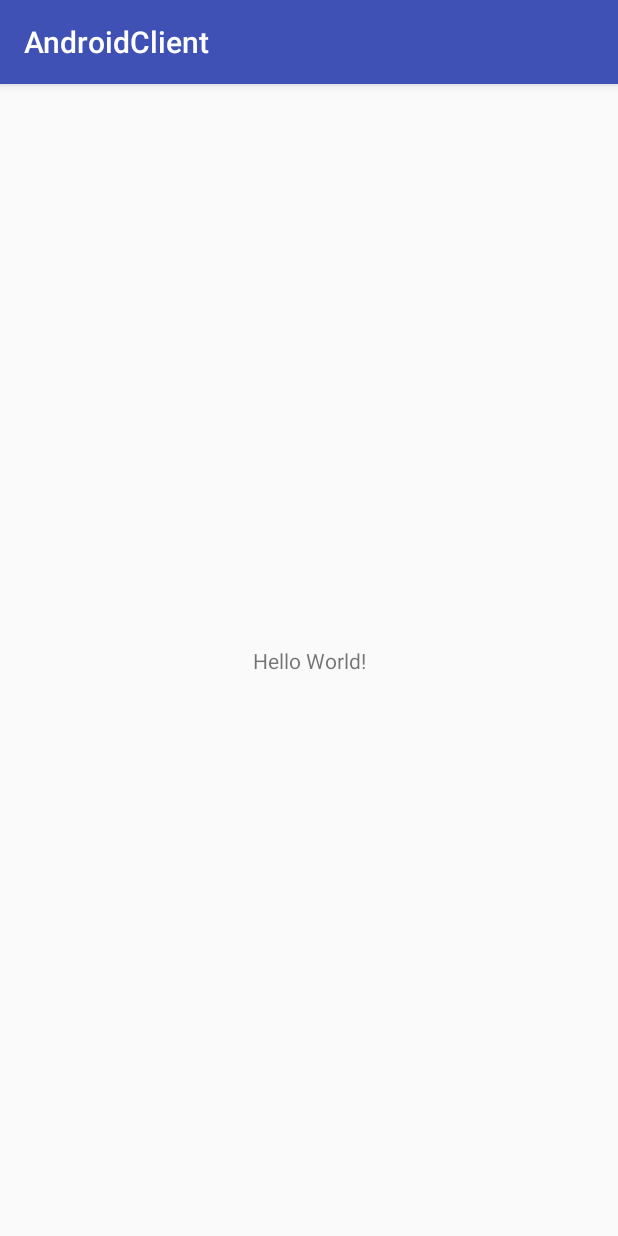
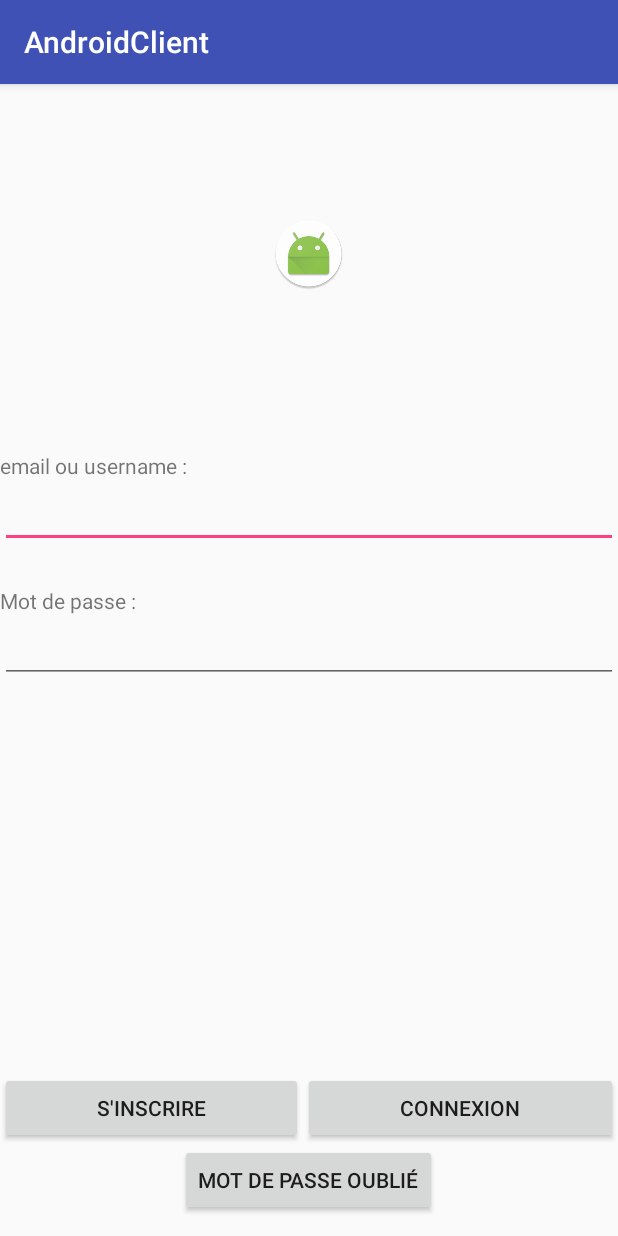
Before and after one commit to carolineschwartz/Projet_Fin_Formation_SA, an Android app: the screen it shows after launch (MainActivity), on a phone screen of 412 x 824 dp. Run offline under Robolectric (Android 15) with nearby library versions, the phone set to English and light mode, and no system bars.

```diff
--- a/app/src/main/AndroidManifest.xml
+++ b/app/src/main/AndroidManifest.xml
@@ -16,6 +16,7 @@
                 <category android:name="android.intent.category.LAUNCHER" />
             </intent-filter>
         </activity>
+        <activity android:name=".FormulaireDonnees"></activity>
     </application>
 
 </manifest>
--- a/app/src/main/java/com/example/androidclient/MainActivity.java
+++ b/app/src/main/java/com/example/androidclient/MainActivity.java
@@ -1,13 +1,35 @@
 package com.example.androidclient;
 
+import android.content.Intent;
 import android.support.v7.app.AppCompatActivity;
 import android.os.Bundle;
+import android.text.InputType;
+import android.view.View;
+import android.widget.Button;
+import android.widget.EditText;
+import android.widget.TextView;
 
 public class MainActivity extends AppCompatActivity {
+
+    private EditText editTextMail, editMdp;
+    private Button btnInscription, btnConnexion, btnOubli;
 
     @Override
     protected void onCreate(Bundle savedInstanceState) {
         super.onCreate(savedInstanceState);
         setContentView(R.layout.activity_main);
+
+        btnInscription = (Button) findViewById(R.id.btnInscription);
+        btnInscription.setOnClickListener(bClick2Listener);
+
     }
+
+    private View.OnClickListener bClick2Listener = new View.OnClickListener() {
+        @Override
+        public void onClick(View v) {
+
+            Intent i = new Intent(v.getContext(), FormulaireDonnees.class);
+            startActivity(i);
+        }
+    };
 }
--- a/app/src/main/res/layout/activity_main.xml
+++ b/app/src/main/res/layout/activity_main.xml
@@ -1,18 +1,108 @@
 <?xml version="1.0" encoding="utf-8"?>
-<android.support.constraint.ConstraintLayout xmlns:android="http://schemas.android.com/apk/res/android"
+<RelativeLayout xmlns:android="http://schemas.android.com/apk/res/android"
     xmlns:app="http://schemas.android.com/apk/res-auto"
     xmlns:tools="http://schemas.android.com/tools"
     android:layout_width="match_parent"
     android:layout_height="match_parent"
     tools:context="com.example.androidclient.MainActivity">
 
-    <TextView
+    <ImageView
+        android:id="@+id/imageAccueil"
         android:layout_width="wrap_content"
         android:layout_height="wrap_content"
-        android:text="Hello World!"
-        app:layout_constraintBottom_toBottomOf="parent"
-        app:layout_constraintLeft_toLeftOf="parent"
-        app:layout_constraintRight_toRightOf="parent"
-        app:layout_constraintTop_toTopOf="parent" />
+        android:layout_alignParentTop="true"
+        android:layout_centerHorizontal="true"
+        android:layout_marginTop="89dp"
+        app:srcCompat="@mipmap/ic_launcher_round" />
 
-</android.support.constraint.ConstraintLayout>
+    <LinearLayout
+        android:id="@+id/layout1"
+        android:layout_width="match_parent"
+        android:layout_height="wrap_content"
+        android:layout_alignParentStart="true"
+        android:layout_below="@+id/imageAccueil"
+        android:layout_marginTop="107dp"
+        android:layout_weight="1"
+        android:orientation="vertical">
+
+        <TextView
+            android:id="@+id/textViewMail"
+            android:layout_width="match_parent"
+            android:layout_height="wrap_content"
+            android:layout_weight="1"
+            android:text="email ou username :"
+            tools:text="email ou username :" />
+
+        <EditText
+            android:id="@+id/editTextMail"
+            android:layout_width="match_parent"
+            android:layout_height="wrap_content"
+            android:layout_weight="1"
+            android:ems="10"
+            android:inputType="textEmailAddress"
+            tools:text="toto@yahoo.fr" />
+
+    </LinearLayout>
+
+    <LinearLayout
+        android:id="@+id/layout2"
+        android:layout_width="match_parent"
+        android:layout_height="wrap_content"
+        android:layout_weight="1"
+        android:orientation="vertical"
+        android:layout_below="@+id/layout1"
+        android:layout_marginTop="25dp">
+
+        <TextView
+            android:id="@+id/editTxtMdp"
+            android:layout_width="match_parent"
+            android:layout_height="wrap_content"
+            android:text="Mot de passe :"
+            tools:text="Mot de passe :" />
+
+        <EditText
+            android:id="@+id/editMdp"
+            android:layout_width="match_parent"
+            android:layout_height="wrap_content"
+            android:ems="10"
+            android:inputType="textPassword"
+            tools:text="mdp" />
+
+    </LinearLayout>
+
+    <LinearLayout
+        android:id="@+id/layout3"
+        android:layout_width="match_parent"
+        android:layout_height="wrap_content"
+        android:orientation="horizontal"
+        android:layout_above="@+id/btnOubli"
+        android:layout_alignParentStart="true">
+
+        <Button
+            android:id="@+id/btnInscription"
+            android:layout_width="wrap_content"
+            android:layout_height="wrap_content"
+            android:layout_weight="1"
+            android:text="S'inscrire"
+            tools:text="S'inscrire" />
+
+        <Button
+            android:id="@+id/btnConnexion"
+            android:layout_width="wrap_content"
+            android:layout_height="wrap_content"
+            android:layout_weight="1"
+            android:text="Connexion"
+            tools:text="Connexion" />
+    </LinearLayout>
+
+    <Button
+        android:id="@+id/btnOubli"
+        android:layout_width="wrap_content"
+        android:layout_height="wrap_content"
+        android:text="Mot de passe oublié"
+        android:layout_alignParentBottom="true"
+        android:layout_centerHorizontal="true"
+        android:layout_marginBottom="13dp" />
+
+
+</RelativeLayout>
```
Also changed, not shown: app/src/main/java/com/example/androidclient/FormulaireDonnees.java (added, +38 -0 lines), app/src/main/res/layout/activity_formulaire_donnees.xml (added, +250 -0 lines).
